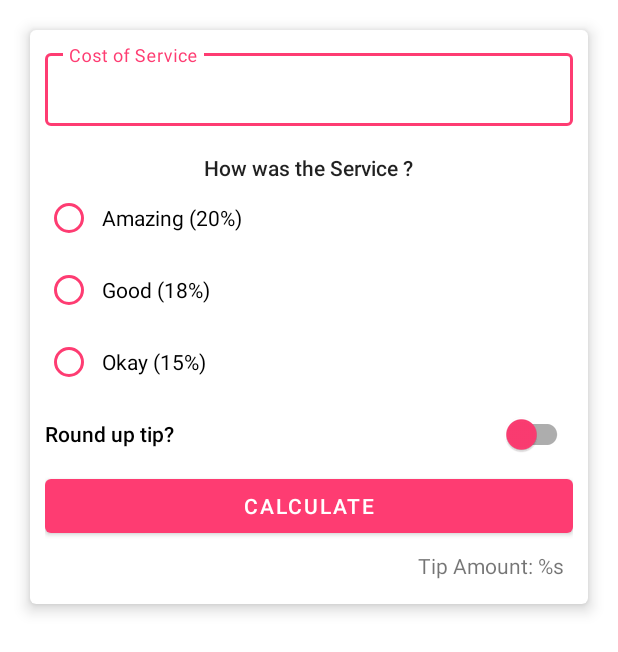
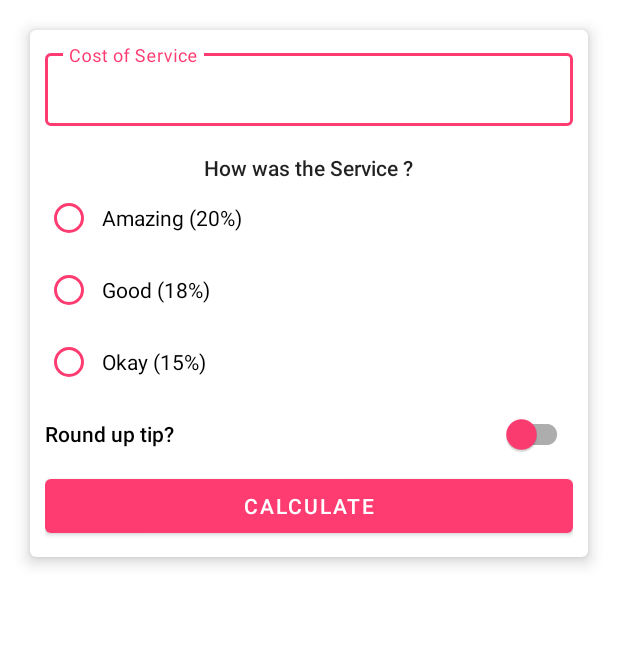
Before and after one commit to TippuFisal/TipsCalculator, an Android app: the layout activity_tips_calculator.xml on its own in the app's theme, with its tools: preview values and no code run, on a phone screen of 412 x 824 dp. Shown: the top 652 px of the screen. Run offline under Robolectric (Android 15) with nearby library versions, the phone set to English and light mode, and no system bars.

```diff
--- a/app/src/main/res/layout/activity_tips_calculator.xml
+++ b/app/src/main/res/layout/activity_tips_calculator.xml
@@ -104,6 +104,7 @@
                 android:layout_width="wrap_content"
                 android:layout_height="wrap_content"
                 android:padding="6dp"
+                android:visibility="gone"
                 android:text="@string/tip_amount"
                 app:layout_constraintEnd_toEndOf="parent"
                 app:layout_constraintTop_toBottomOf="@+id/btnCalculate" />
--- a/app/src/main/res/values-night/strings.xml
+++ b/app/src/main/res/values-night/strings.xml
@@ -8,4 +8,5 @@
     <string name="round_up_tip">Round up tip?</string>
     <string name="tip_amount">Tip Amount: %s</string>
     <string name="calculate">Calculate</string>
+    <string name="enter_cost_of_service">Please enter the cost of service</string>
 </resources>
--- a/app/src/main/res/values/strings.xml
+++ b/app/src/main/res/values/strings.xml
@@ -8,4 +8,5 @@
     <string name="round_up_tip">Round up tip?</string>
     <string name="tip_amount">Tip Amount: %s</string>
     <string name="calculate">Calculate</string>
+    <string name="enter_cost_of_service">Please enter the cost of service</string>
 </resources>
```
Also changed, not shown: app/src/main/java/com/sheriff/tipscalculator/TipsCalculatorActivity.kt (+8 -1 lines).
